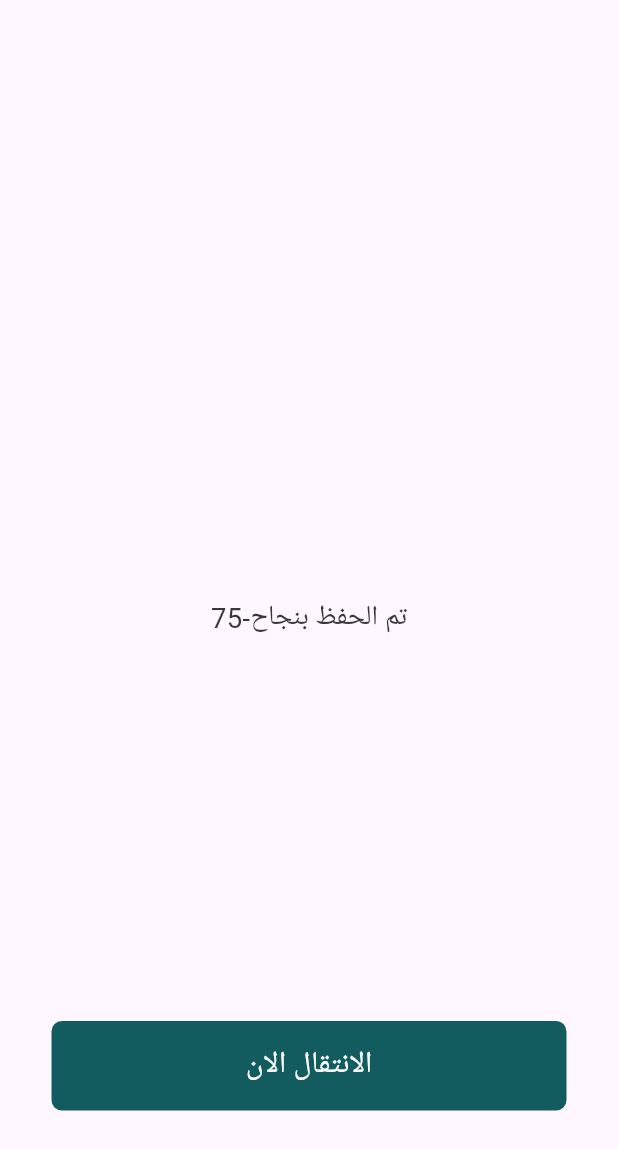
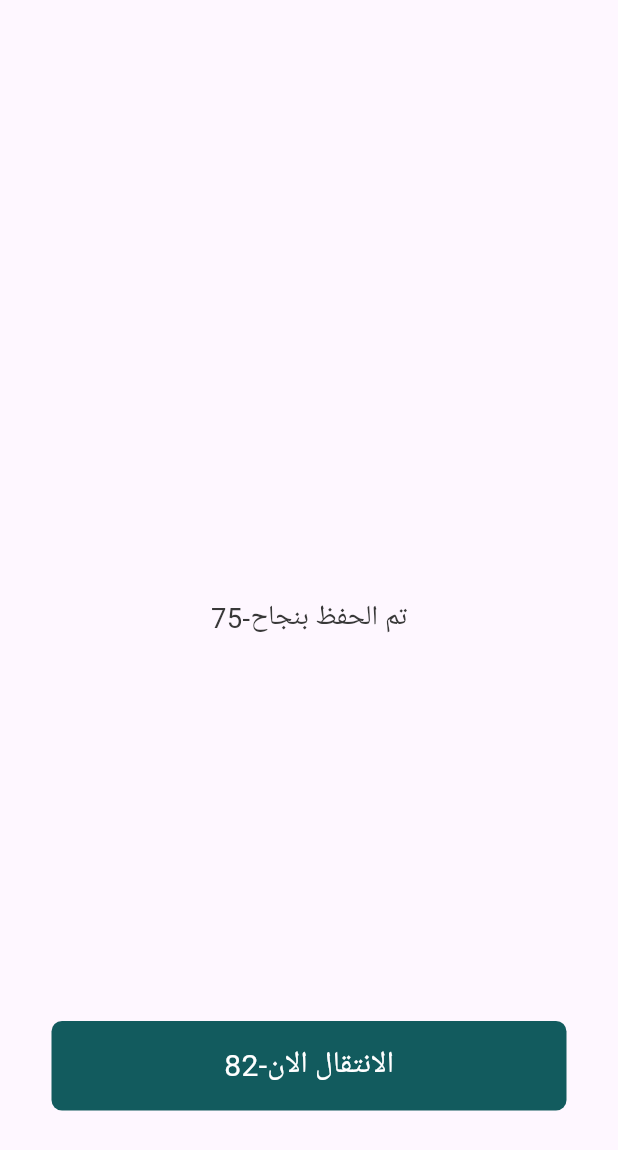
Before and after one commit to JustAbdullah/karaz-man, a Flutter app: the SaveeLocation screen opened directly, on a phone screen of 412 x 824 dp. Shown: the top 1150 px of the screen. Run offline on Flutter 3.47's test engine with Material 3 defaults, Android fonts, the phone set to English and light mode, and no system bars; our stand-ins replace cached_network_image, firebase_core, firebase_messaging, flutter_screenutil, geocoding, geolocator and 7 more; accounts and stored records are empty; network calls fail; Roboto replaces fonts that are missing (Almarai).

Commit message:
change 2-23

```diff
--- a/lib/core/localization/translation.dart
+++ b/lib/core/localization/translation.dart
@@ -110,7 +110,12 @@ class AppTranslation extends Translations {
           "76-الانتقال الان": "الانتقال الان",
           "77-مهمة أخرى": "مهمة أخرى",
           "80-المبلغ في المحفظة:": "المبلغ في المحفظة:",
-          "81-نسبة العمولة :": "نسبة العمولة :"
+          "81-نسبة العمولة :": "نسبة العمولة :",
+          "82-الانتقال الان": "الانتقال الان",
+
+          ///////////////////////////More In MyOrder Details....................../////
+          "85-رقم التواصل مع العميل": "رقم التواصل مع العميل",
+          "86-رقم الهاتف:": "رقم الهاتف:",
         },
 
         "bi": {
@@ -156,7 +161,7 @@ class AppTranslation extends Translations {
           "32-عملية الجدولة": "شیڈولنگ کا عمل",
           "33-هذه هي الجدولة التى تم إختيارها ":
               "یہ وہ شیڈول ہے جسے آپ نے منتخب کیا ہے ",
-          "34-تاريخ الجدولة المُدخل:": "105-داخل کردہ شیڈول کی تاریخ:",
+          "34-تاريخ الجدولة المُدخل:": "داخل کردہ شیڈول کی تاریخ:",
           "35-وقت الجدولة المُدخل:": "داخل کردہ شیڈول کا وقت:",
           "36-آلية الدفع": "ادائیگی کا طریقہ",
           "37-هذة الألية المُختارة لعملية الدفع مقابل الخدمة":
@@ -192,6 +197,7 @@ class AppTranslation extends Translations {
           "66-الاسم:": "نام:",
           "67-رقم الهاتف:": "فون نمبر:",
           "68-الخدمة المقدمة:": "فراہم کردہ خدمت:",
+
           ///////////////////////////////
 
           "70-قم بإختيار اللغة المناسبة لك من الخيارات التالية":
@@ -205,6 +211,11 @@ class AppTranslation extends Translations {
           "77-مهمة أخرى": "دوسرا کام",
           "80-المبلغ في المحفظة:": "محفظے میں رقم:",
           "81-نسبة العمولة :": "کمیشن کی شرح:",
+          "82-الانتقال الان": "اب آگے بڑھو",
+
+          ///////////////////////////More In MyOrder Details....................../////
+          "85-رقم التواصل مع العميل": "کسٹمر رابطہ نمبر",
+          "86-رقم الهاتف:": "فون نمبر:"
         },
         "be": {
           "1-تسجيل الدخول": "লগ ইন করুন",
@@ -298,6 +309,11 @@ class AppTranslation extends Translations {
 
           "80-المبلغ في المحفظة:": "মানিব্যাগে টাকা:",
           "81-نسبة العمولة :": "কমিশনের হার:",
+
+          "82-الانتقال الان": "এখন এগিয়ে চল",
+///////////////////////////////
+          "85-رقم التواصل مع العميل": "গ্রাহকের যোগাযোগ নম্বর",
+          "86-رقم الهاتف:": "ফোন নম্বর:",
         }
       };
 }
--- a/lib/views/HomeScreen/MyOrdersWidgets/my_orders_list.dart
+++ b/lib/views/HomeScreen/MyOrdersWidgets/my_orders_list.dart
@@ -221,7 +221,7 @@ class MyOrdersList extends StatelessWidget {
                                                                           [
                                                                           'order_number'],
                                                                       style:
-                                                                          TextStyle(
+                                                                           TextStyle(
                                                                         height:
                                                                             1.5.h,
                                                                         color: AppColors
@@ -395,6 +395,10 @@ class MyOrdersList extends StatelessWidget {
                                                                             .toString();
                                                                         controller.nameUser = snapshot
                                                                             .data['data'][i]['user_name']
+                                                                            .toString();
+
+                                                                            controller.theNumberPhoneUser = snapshot
+                                                                            .data['data'][i]['user_number_phone']
                                                                             .toString();
 
                                                                         controller
--- a/lib/views/SaveLocation/saved_location.dart
+++ b/lib/views/SaveLocation/saved_location.dart
@@ -1,4 +1,5 @@
 import 'package:flutter/material.dart';
+import 'package:flutter/services.dart';
 import 'package:flutter_screenutil/flutter_screenutil.dart';
 import 'package:get/get.dart';
 import 'package:lottie/lottie.dart';
@@ -41,6 +42,8 @@ class SaveeLocation extends StatelessWidget {
               alignment: Alignment.bottomCenter,
               child: InkWell(
                 onTap: () {
+                  SystemChrome.setEnabledSystemUIMode(SystemUiMode.manual,
+                      overlays: []);
                   Get.to(HomeScreen());
                 },
                 child: Container(
@@ -52,7 +55,7 @@ class SaveeLocation extends StatelessWidget {
                   ),
                   child: Center(
                     child: TextCustom(
-                        theText: "الانتقال الان".tr,
+                        theText: "82-الانتقال الان".tr,
                         fontSizeWidth: 20,
                         fontFamily: AppTextStyles.Almarai,
                         fontColor: AppColors.whiteColor),
```
Also changed, not shown: lib/controllers/controller_app.dart (+40 -4 lines), lib/views/HomeScreen/MainOrdersWidgets/orders_list.dart (+11 -1 lines), lib/views/HomeScreen/MyOrdersWidgets/my_order_details.dart (+68 -5 lines).
